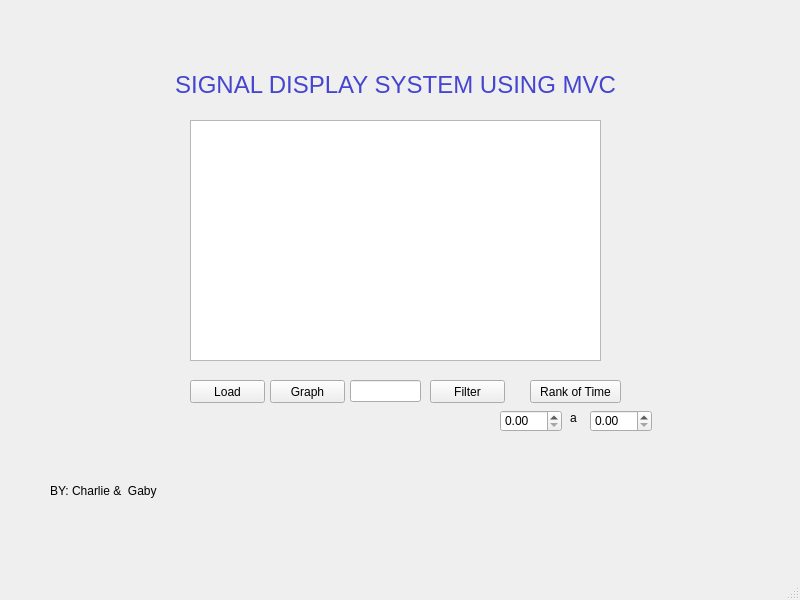
The window that Proyecto_1/interfaz.ui (carlosmunoz97/se-ales) describes before a commit, drawn with Qt 5.
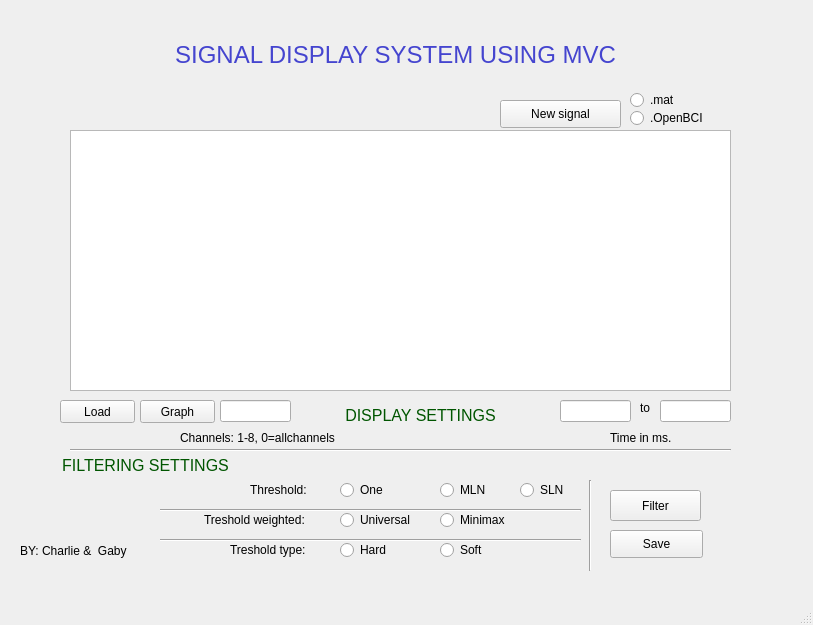
The same window after the commit. Custom widgets are drawn as their Qt base class.

Diff of the .ui file:
```diff
--- a/Proyecto_1/interfaz.ui
+++ b/Proyecto_1/interfaz.ui
@@ -6,8 +6,8 @@
    <rect>
     <x>0</x>
     <y>0</y>
-    <width>800</width>
-    <height>600</height>
+    <width>813</width>
+    <height>625</height>
    </rect>
   </property>
   <property name="windowTitle">
@@ -17,8 +17,8 @@
    <widget class="QLabel" name="label">
     <property name="geometry">
      <rect>
-      <x>50</x>
-      <y>470</y>
+      <x>20</x>
+      <y>530</y>
       <width>111</width>
       <height>41</height>
      </rect>
@@ -27,11 +27,80 @@
      <string>BY: Charlie &amp;  Gaby</string>
     </property>
    </widget>
+   <widget class="QLabel" name="label_2">
+    <property name="geometry">
+     <rect>
+      <x>640</x>
+      <y>400</y>
+      <width>55</width>
+      <height>16</height>
+     </rect>
+    </property>
+    <property name="text">
+     <string>to</string>
+    </property>
+   </widget>
+   <widget class="QPushButton" name="Graficar">
+    <property name="geometry">
+     <rect>
+      <x>140</x>
+      <y>400</y>
+      <width>75</width>
+      <height>23</height>
+     </rect>
+    </property>
+    <property name="text">
+     <string>Graph</string>
+    </property>
+   </widget>
+   <widget class="QLineEdit" name="tiempomenor">
+    <property name="geometry">
+     <rect>
+      <x>560</x>
+      <y>400</y>
+      <width>71</width>
+      <height>22</height>
+     </rect>
+    </property>
+   </widget>
+   <widget class="QLineEdit" name="Channel">
+    <property name="geometry">
+     <rect>
+      <x>220</x>
+      <y>400</y>
+      <width>71</width>
+      <height>22</height>
+     </rect>
+    </property>
+   </widget>
+   <widget class="PlotWidget" name="campo_graficacion">
+    <property name="geometry">
+     <rect>
+      <x>70</x>
+      <y>130</y>
+      <width>661</width>
+      <height>261</height>
+     </rect>
+    </property>
+   </widget>
+   <widget class="QPushButton" name="Filtrar">
+    <property name="geometry">
+     <rect>
+      <x>610</x>
+      <y>490</y>
+      <width>91</width>
+      <height>31</height>
+     </rect>
+    </property>
+    <property name="text">
+     <string>Filter</string>
+    </property>
+   </widget>
    <widget class="QLabel" name="label_4">
     <property name="geometry">
      <rect>
       <x>140</x>
-      <y>50</y>
+      <y>20</y>
       <width>511</width>
       <height>71</height>
      </rect>
@@ -40,21 +109,11 @@
      <string>&lt;html&gt;&lt;head/&gt;&lt;body&gt;&lt;p align=&quot;center&quot;&gt;&lt;span style=&quot; font-size:18pt; color:#4545cf;&quot;&gt;SIGNAL DISPLAY SYSTEM USING MVC&lt;/span&gt;&lt;/p&gt;&lt;/body&gt;&lt;/html&gt;</string>
     </property>
    </widget>
-   <widget class="QDoubleSpinBox" name="tiempomayor">
-    <property name="geometry">
-     <rect>
-      <x>590</x>
-      <y>410</y>
-      <width>62</width>
-      <height>22</height>
-     </rect>
-    </property>
-   </widget>
    <widget class="QPushButton" name="Carga">
     <property name="geometry">
      <rect>
-      <x>190</x>
-      <y>380</y>
+      <x>60</x>
+      <y>400</y>
       <width>75</width>
       <height>23</height>
      </rect>
@@ -75,98 +134,324 @@
      <bool>false</bool>
     </property>
    </widget>
-   <widget class="QLineEdit" name="Channel">
+   <widget class="QLineEdit" name="tiempomayor">
     <property name="geometry">
      <rect>
-      <x>350</x>
-      <y>380</y>
+      <x>660</x>
+      <y>400</y>
       <width>71</width>
       <height>22</height>
      </rect>
     </property>
    </widget>
-   <widget class="QGraphicsView" name="graphicsView">
+   <widget class="QLabel" name="label_3">
     <property name="geometry">
      <rect>
-      <x>190</x>
-      <y>120</y>
-      <width>411</width>
-      <height>241</height>
+      <x>610</x>
+      <y>430</y>
+      <width>121</width>
+      <height>16</height>
      </rect>
     </property>
-   </widget>
-   <widget class="QPushButton" name="Graficar">
-    <property name="geometry">
-     <rect>
-      <x>270</x>
-      <y>380</y>
-      <width>75</width>
-      <height>23</height>
-     </rect>
-    </property>
     <property name="text">
-     <string>Graph</string>
+     <string>Time in ms.</string>
     </property>
    </widget>
-   <widget class="QPushButton" name="time">
+   <widget class="QLabel" name="label_5">
     <property name="geometry">
      <rect>
-      <x>530</x>
-      <y>380</y>
-      <width>91</width>
-      <height>23</height>
+      <x>180</x>
+      <y>430</y>
+      <width>181</width>
+      <height>16</height>
      </rect>
     </property>
     <property name="text">
-     <string>Rank of Time</string>
+     <string>Channels: 1-8, 0=allchannels</string>
     </property>
-    <property name="checkable">
-     <bool>false</bool>
-    </property>
-    <property name="autoDefault">
-     <bool>true</bool>
-    </property>
-    <property name="default">
-     <bool>false</bool>
-    </property>
-    <property name="flat">
-     <bool>false</bool>
-    </property>
    </widget>
-   <widget class="QDoubleSpinBox" name="tiempomenor">
+   <widget class="QPushButton" name="new_signal">
     <property name="geometry">
      <rect>
       <x>500</x>
-      <y>410</y>
-      <width>62</width>
-      <height>22</height>
+      <y>100</y>
+      <width>121</width>
+      <height>28</height>
      </rect>
     </property>
+    <property name="text">
+     <string>New signal</string>
+    </property>
    </widget>
-   <widget class="QPushButton" name="Filtrar">
+   <widget class="QRadioButton" name="matfile">
     <property name="geometry">
      <rect>
-      <x>430</x>
-      <y>380</y>
-      <width>75</width>
-      <height>23</height>
+      <x>630</x>
+      <y>90</y>
+      <width>51</width>
+      <height>20</height>
      </rect>
     </property>
     <property name="text">
-     <string>Filter</string>
+     <string>.mat</string>
     </property>
    </widget>
-   <widget class="QLabel" name="label_2">
+   <widget class="QRadioButton" name="bcifile">
     <property name="geometry">
      <rect>
-      <x>570</x>
-      <y>410</y>
-      <width>55</width>
+      <x>630</x>
+      <y>110</y>
+      <width>81</width>
       <height>16</height>
      </rect>
     </property>
     <property name="text">
-     <string>a</string>
+     <string>.OpenBCI</string>
+    </property>
+    <attribute name="buttonGroup">
+     <string notr="true">buttonGroup_4</string>
+    </attribute>
+   </widget>
+   <widget class="QRadioButton" name="one">
+    <property name="geometry">
+     <rect>
+      <x>340</x>
+      <y>480</y>
+      <width>95</width>
+      <height>20</height>
+     </rect>
+    </property>
+    <property name="text">
+     <string>One</string>
+    </property>
+    <attribute name="buttonGroup">
+     <string notr="true">buttonGroup</string>
+    </attribute>
+   </widget>
+   <widget class="QRadioButton" name="mln">
+    <property name="geometry">
+     <rect>
+      <x>440</x>
+      <y>480</y>
+      <width>95</width>
+      <height>20</height>
+     </rect>
+    </property>
+    <property name="text">
+     <string>MLN</string>
+    </property>
+    <attribute name="buttonGroup">
+     <string notr="true">buttonGroup</string>
+    </attribute>
+   </widget>
+   <widget class="QRadioButton" name="minimax">
+    <property name="geometry">
+     <rect>
+      <x>440</x>
+      <y>510</y>
+      <width>95</width>
+      <height>20</height>
+     </rect>
+    </property>
+    <property name="text">
+     <string>Minimax</string>
+    </property>
+    <attribute name="buttonGroup">
+     <string notr="true">buttonGroup_2</string>
+    </attribute>
+   </widget>
+   <widget class="QRadioButton" name="universal">
+    <property name="geometry">
+     <rect>
+      <x>340</x>
+      <y>510</y>
+      <width>95</width>
+      <height>20</height>
+     </rect>
+    </property>
+    <property name="text">
+     <string>Universal</string>
+    </property>
+    <attribute name="buttonGroup">
+     <string notr="true">buttonGroup_2</string>
+    </attribute>
+   </widget>
+   <widget class="QRadioButton" name="suave">
+    <property name="geometry">
+     <rect>
+      <x>440</x>
+      <y>540</y>
+      <width>95</width>
+      <height>20</height>
+     </rect>
+    </property>
+    <property name="text">
+     <string>Soft</string>
+    </property>
+    <attribute name="buttonGroup">
+     <string notr="true">buttonGroup_3</string>
+    </attribute>
+   </widget>
+   <widget class="QRadioButton" name="duro">
+    <property name="geometry">
+     <rect>
+      <x>340</x>
+      <y>540</y>
+      <width>95</width>
+      <height>20</height>
+     </rect>
+    </property>
+    <property name="text">
+     <string>Hard</string>
+    </property>
+    <attribute name="buttonGroup">
+     <string notr="true">buttonGroup_3</string>
+    </attribute>
+   </widget>
+   <widget class="QRadioButton" name="sln">
+    <property name="geometry">
+     <rect>
+      <x>520</x>
+      <y>480</y>
+      <width>95</width>
+      <height>20</height>
+     </rect>
+    </property>
+    <property name="text">
+     <string>SLN</string>
+    </property>
+    <attribute name="buttonGroup">
+     <string notr="true">buttonGroup</string>
+    </attribute>
+   </widget>
+   <widget class="QLabel" name="label_6">
+    <property name="geometry">
+     <rect>
+      <x>250</x>
+      <y>480</y>
+      <width>61</width>
+      <height>20</height>
+     </rect>
+    </property>
+    <property name="text">
+     <string>Threshold: </string>
+    </property>
+   </widget>
+   <widget class="QLabel" name="label_7">
+    <property name="geometry">
+     <rect>
+      <x>204</x>
+      <y>510</y>
+      <width>111</width>
+      <height>20</height>
+     </rect>
+    </property>
+    <property name="text">
+     <string>Treshold weighted:</string>
+    </property>
+   </widget>
+   <widget class="QLabel" name="label_8">
+    <property name="geometry">
+     <rect>
+      <x>230</x>
+      <y>540</y>
+      <width>111</width>
+      <height>20</height>
+     </rect>
+    </property>
+    <property name="text">
+     <string>Treshold type: </string>
+    </property>
+   </widget>
+   <widget class="QPushButton" name="guardar_senales">
+    <property name="geometry">
+     <rect>
+      <x>610</x>
+      <y>530</y>
+      <width>93</width>
+      <height>28</height>
+     </rect>
+    </property>
+    <property name="text">
+     <string>Save</string>
+    </property>
+   </widget>
+   <widget class="Line" name="line">
+    <property name="geometry">
+     <rect>
+      <x>580</x>
+      <y>480</y>
+      <width>20</width>
+      <height>91</height>
+     </rect>
+    </property>
+    <property name="orientation">
+     <enum>Qt::Vertical</enum>
+    </property>
+   </widget>
+   <widget class="Line" name="line_2">
+    <property name="geometry">
+     <rect>
+      <x>70</x>
+      <y>440</y>
+      <width>661</width>
+      <height>20</height>
+     </rect>
+    </property>
+    <property name="orientation">
+     <enum>Qt::Horizontal</enum>
+    </property>
+   </widget>
+   <widget class="Line" name="line_3">
+    <property name="geometry">
+     <rect>
+      <x>160</x>
+      <y>500</y>
+      <width>421</width>
+      <height>20</height>
+     </rect>
+    </property>
+    <property name="orientation">
+     <enum>Qt::Horizontal</enum>
+    </property>
+   </widget>
+   <widget class="Line" name="line_4">
+    <property name="geometry">
+     <rect>
+      <x>160</x>
+      <y>530</y>
+      <width>421</width>
+      <height>20</height>
+     </rect>
+    </property>
+    <property name="orientation">
+     <enum>Qt::Horizontal</enum>
+    </property>
+   </widget>
+   <widget class="QLabel" name="label_9">
+    <property name="geometry">
+     <rect>
+      <x>330</x>
+      <y>400</y>
+      <width>181</width>
+      <height>31</height>
+     </rect>
+    </property>
+    <property name="text">
+     <string>&lt;html&gt;&lt;head/&gt;&lt;body&gt;&lt;p align=&quot;center&quot;&gt;&lt;span style=&quot; font-size:12pt; color:#005500;&quot;&gt;DISPLAY SETTINGS&lt;/span&gt;&lt;/p&gt;&lt;/body&gt;&lt;/html&gt;</string>
+    </property>
+   </widget>
+   <widget class="QLabel" name="label_10">
+    <property name="geometry">
+     <rect>
+      <x>40</x>
+      <y>450</y>
+      <width>211</width>
+      <height>31</height>
+     </rect>
+    </property>
+    <property name="text">
+     <string>&lt;html&gt;&lt;head/&gt;&lt;body&gt;&lt;p align=&quot;center&quot;&gt;&lt;span style=&quot; font-size:12pt; color:#005500;&quot;&gt;FILTERING SETTINGS&lt;/span&gt;&lt;/p&gt;&lt;/body&gt;&lt;/html&gt;</string>
     </property>
    </widget>
   </widget>
@@ -182,6 +467,13 @@
   </widget>
   <widget class="QStatusBar" name="statusbar"/>
  </widget>
+ <customwidgets>
+  <customwidget>
+   <class>PlotWidget</class>
+   <extends>QGraphicsView</extends>
+   <header location="global">pyqtgraph.h</header>
+  </customwidget>
+ </customwidgets>
  <resources/>
  <connections/>
 </ui>
```
Left out of the diff: 11 changed lines with no effect on the pictures.
